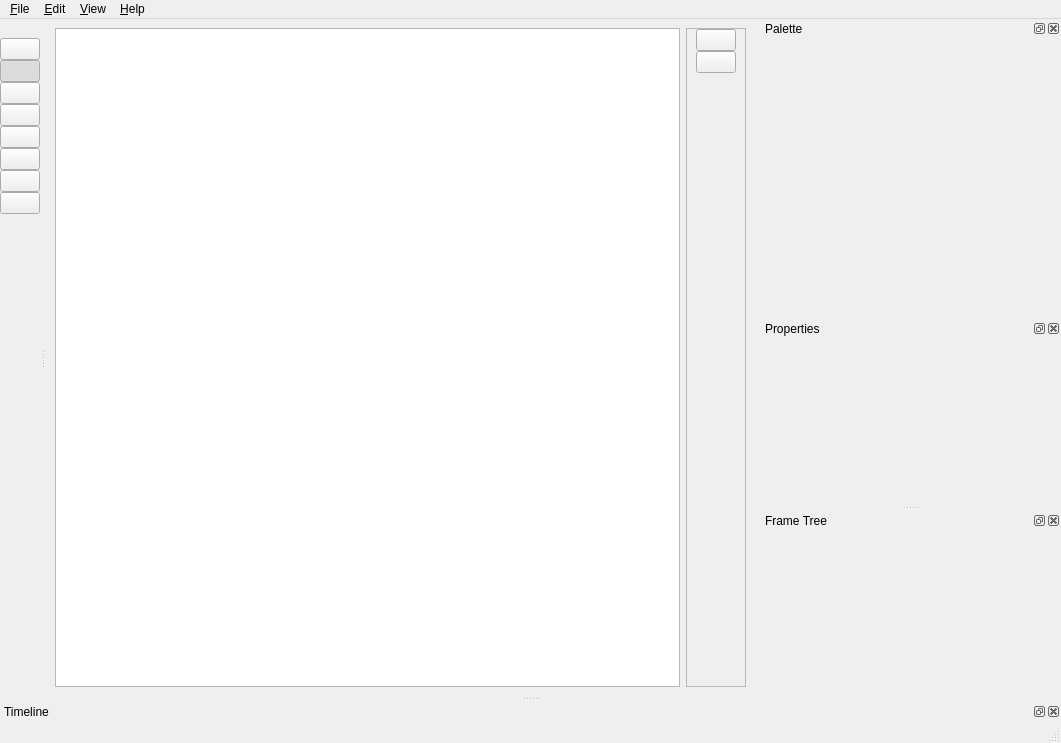
First picture: the form in src/mainwindow.ui, repository DevTeamSCH/animeditor, before the edit.
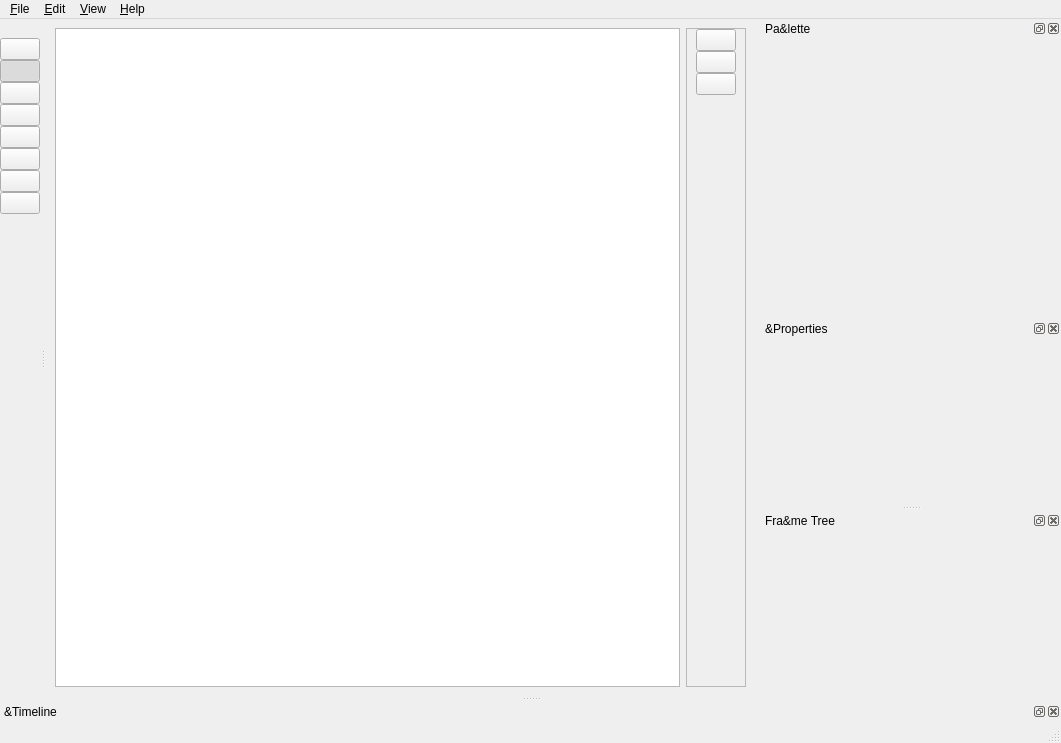
Second picture: the form after the edit. Icons and pictures are not drawn. Custom widgets are drawn as their Qt base class.

Commit message: Add toggle spacing & fix linter warnings.

Patch:
```diff
--- a/src/mainwindow.ui
+++ b/src/mainwindow.ui
@@ -89,6 +89,26 @@
          </property>
         </widget>
        </item>
+       <item>
+        <widget class="QPushButton" name="toggleSpacingButton">
+         <property name="styleSheet">
+          <string notr="true"/>
+         </property>
+         <property name="text">
+          <string/>
+         </property>
+         <property name="icon">
+          <iconset resource="../resource.qrc">
+           <normaloff>:/resources/oxygen-icons5/32x32/actions/distribute-vertical-y.png</normaloff>:/resources/oxygen-icons5/32x32/actions/distribute-vertical-y.png</iconset>
+         </property>
+         <property name="iconSize">
+          <size>
+           <width>32</width>
+           <height>32</height>
+          </size>
+         </property>
+        </widget>
+       </item>
        <item>
         <spacer name="verticalSpacer">
          <property name="orientation">
@@ -173,7 +193,7 @@
     <set>Qt::BottomDockWidgetArea|Qt::RightDockWidgetArea|Qt::TopDockWidgetArea</set>
    </property>
    <property name="windowTitle">
-    <string>Timeline</string>
+    <string>&amp;Timeline</string>
    </property>
    <attribute name="dockWidgetArea">
     <number>8</number>
@@ -197,7 +217,7 @@
     <set>Qt::BottomDockWidgetArea|Qt::RightDockWidgetArea|Qt::TopDockWidgetArea</set>
    </property>
    <property name="windowTitle">
-    <string>Palette</string>
+    <string>Pa&amp;lette</string>
    </property>
    <attribute name="dockWidgetArea">
     <number>2</number>
@@ -282,7 +302,7 @@
     <set>Qt::BottomDockWidgetArea|Qt::RightDockWidgetArea|Qt::TopDockWidgetArea</set>
    </property>
    <property name="windowTitle">
-    <string>Properties</string>
+    <string>&amp;Properties</string>
    </property>
    <attribute name="dockWidgetArea">
     <number>2</number>
@@ -294,7 +314,7 @@
     <set>Qt::BottomDockWidgetArea|Qt::RightDockWidgetArea|Qt::TopDockWidgetArea</set>
    </property>
    <property name="windowTitle">
-    <string>Frame Tree</string>
+    <string>Fra&amp;me Tree</string>
    </property>
    <attribute name="dockWidgetArea">
     <number>2</number>
```
Left out of the diff: 170 changed lines with no effect on the pictures. The commit also changes 9 other files.
